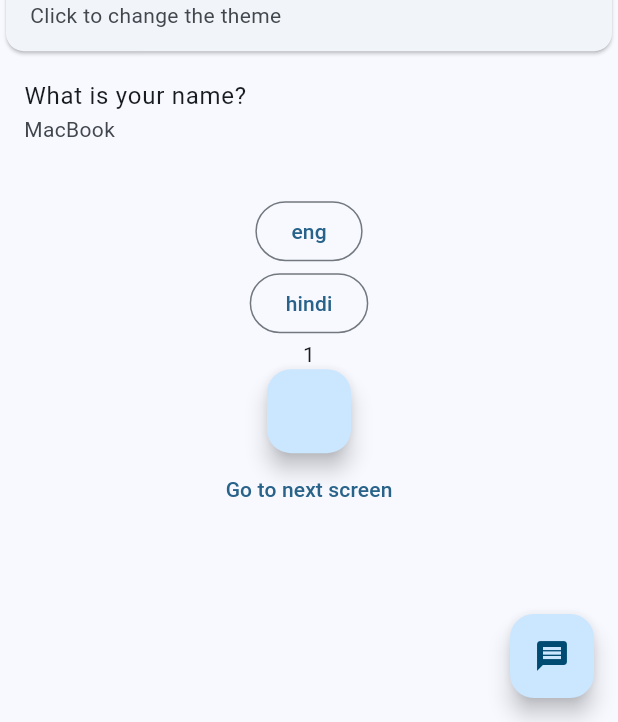
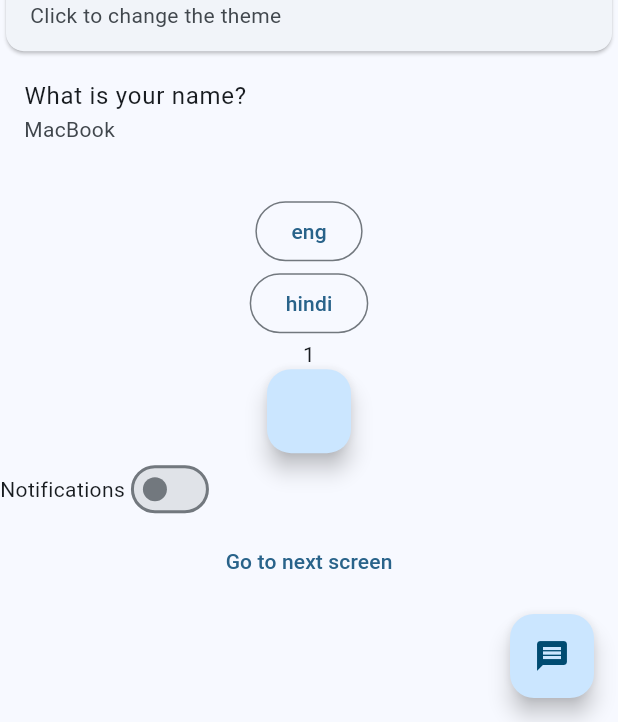
Before and after one commit to iabhinavrajput/flutter-getX, a Flutter app: the screen it shows after launch, on a phone screen of 412 x 824 dp, the part 514-1236 px from its top. Run offline on Flutter 3.47's test engine with Material 3 defaults, Android fonts, the phone set to English and light mode, and no system bars; our stand-ins replace get.

Commit message:
feat(getx): add NotificationController and make HomeScreen scrollable

```diff
--- a/lib/counter_controller.dart
+++ b/lib/counter_controller.dart
@@ -8,3 +8,11 @@ class CounterController extends GetxController {
   }
 
 }
+
+class NotificationController extends GetxController {
+  RxBool notification = false.obs;
+
+  setNotification(bool value) {
+    notification.value = value;
+  }
+}
--- a/lib/home_screen.dart
+++ b/lib/home_screen.dart
@@ -12,12 +12,16 @@ class HomeScreen extends StatefulWidget {
 
 class _HomeScreenState extends State<HomeScreen> {
   final CounterController controller = Get.put(CounterController());
+  final NotificationController notificationController = Get.put(
+    NotificationController(),
+  );
   @override
   Widget build(BuildContext context) {
     return Scaffold(
       appBar: AppBar(title: Text('GetX')),
 
-      body: Column(
+      body: SingleChildScrollView(
+        child: Column(
           children: [
             Container(
               color: Colors.blue[200],
@@ -105,16 +109,34 @@ class _HomeScreenState extends State<HomeScreen> {
               },
             ),
 
+            Row(
+              children: [
+                Text('Notifications'),
+                Obx(
+                  () => Switch(
+                    value: notificationController.notification.value,
+                    onChanged: (value) {
+                      notificationController.setNotification(value);
+                    },
+                  ),
+                ),
+              ],
+            ),
+
             Center(
               child: TextButton(
                 onPressed: () {
                   // Get.to(ScreenOne());
-                Get.toNamed('/screenOne', arguments: ['Mac M1', 'Mac M2 Pro']);
+                  Get.toNamed(
+                    '/screenOne',
+                    arguments: ['Mac M1', 'Mac M2 Pro'],
+                  );
                 },
                 child: Text('Go to next screen'),
               ),
             ),
           ],
+        ),
       ),
 
       floatingActionButton: FloatingActionButton(
```
Lines whose indentation alone changed are shown as unchanged.
